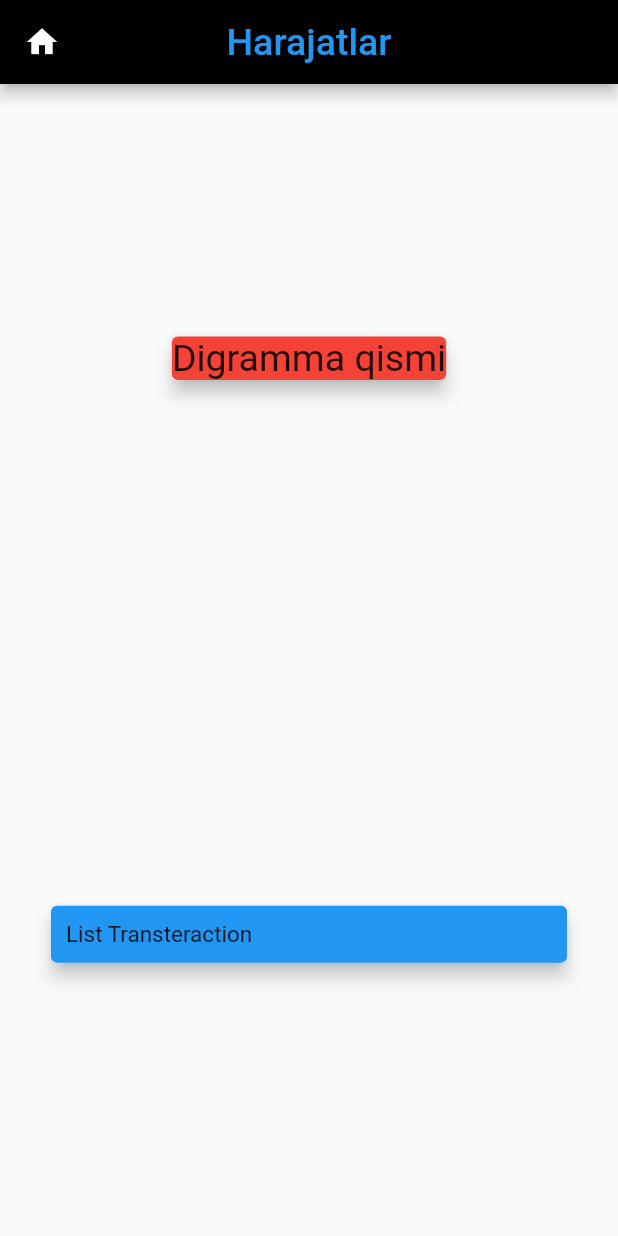
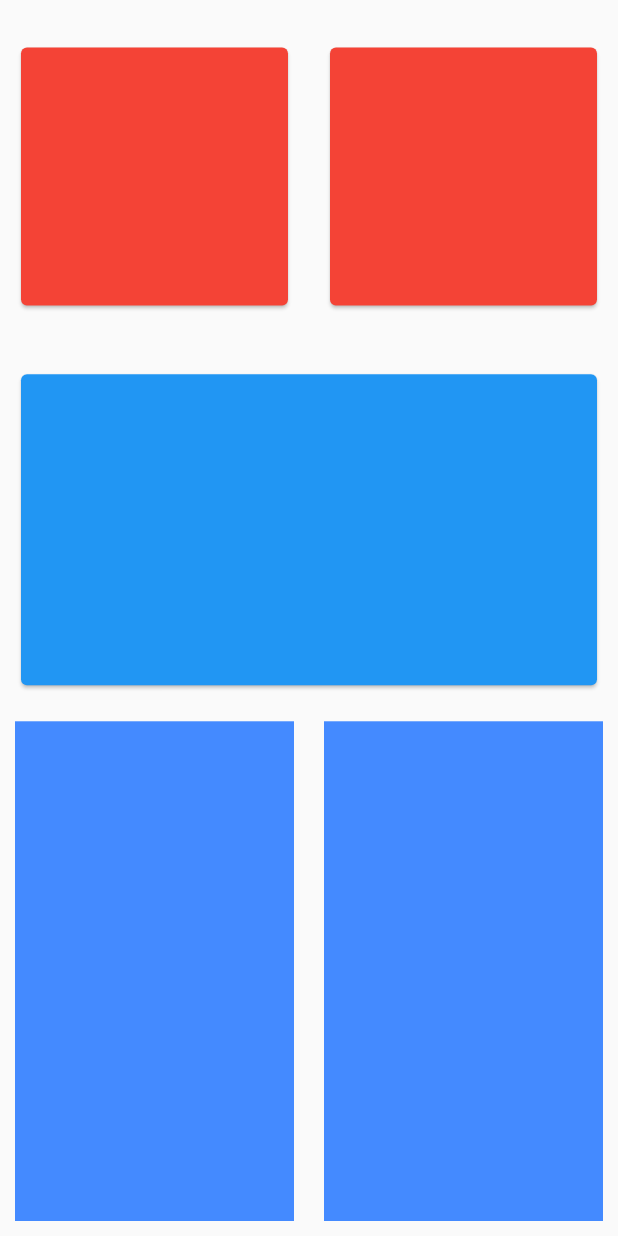
Before and after one commit to husanelmurodov05/expenses, a Flutter app: the screen it shows after launch, on a phone screen of 412 x 824 dp. Run offline on Flutter 3.47's test engine with Material 2 defaults, Android fonts, the phone set to English and light mode, and no system bars.

Commit message:
Colors,flutter

```diff
--- a/lib/main.dart
+++ b/lib/main.dart
@@ -1,69 +1,78 @@
-import 'package:flutter/cupertino.dart';
 import 'package:flutter/material.dart';
 
 void main(List<String> args) {
-  runApp(Expenses());
+  runApp(Color());
 }
 
-class Expenses extends StatefulWidget {
-  const Expenses({Key? key}) : super(key: key);
+class Color extends StatefulWidget {
+  const Color({Key? key}) : super(key: key);
 
   @override
-  State<Expenses> createState() => _ExpensesState();
+  State<Color> createState() => _ColorsState();
 }
 
-class _ExpensesState extends State<Expenses> {
+class _ColorsState extends State<Color> {
   @override
   Widget build(BuildContext context) {
     return MaterialApp(
         debugShowCheckedModeBanner: false,
         home: Scaffold(
-        appBar: AppBar(
-          backgroundColor: Colors.black,
-          centerTitle: true,
-          title: const Text("Harajatlar",
-              style: TextStyle(color: Colors.blue, fontSize: 25)),
-          leading: IconButton(
-            onPressed: () {},
-            icon: const Icon(
-              Icons.home,
-            ),
-            splashColor: Colors.blue,
+          body: Column(children: [
+            Expanded(
+              flex: 2,
+              child: Row(
+                children: [
+                  Expanded(
+                    child: Container(
+                      height: 180,
+                      margin: EdgeInsets.all(10),
+                      child: Card(
+                        color: Colors.red,
                       ),
                     ),
-        body: Column(
-          mainAxisAlignment: MainAxisAlignment.spaceAround,
-          crossAxisAlignment: CrossAxisAlignment.center,
-          children: [
-            const Card(
+                  ),
+                  Expanded(
+                    child: Container(
+                      height: 180,
                       margin: EdgeInsets.all(10),
-              color: Colors.red,
-              child: Text(
-                "Digramma qismi",
-                style: TextStyle(fontSize: 25),
-              ),
-              elevation: 5,
-            ),
-            Container(
-              margin: const EdgeInsets.all(20),
-              width: double.infinity,
-              padding: EdgeInsets.symmetric(horizontal: 10),
-              child: Card(
-                child: Container(
-                  width: double.infinity,
-                  margin: EdgeInsets.all(10),
-                  child: const Text(
-                    "List Transteraction ",
-                    style: TextStyle(fontSize: 15),
-                  ),
-                ),
-                elevation: 5,
-                color: Colors.blue,
+                      child: Card(color: Colors.red),
                     ),
                   ),
                 ],
               ),
             ),
-    );
+            Expanded(
+              flex: 2,
+              child: Container(
+                width: double.infinity,
+                margin: EdgeInsets.all(10),
+                child: const Card(
+                  color: Colors.blue,
+                ),
+              ),
+            ),
+            Expanded(
+                flex: 3,
+                child: Row(
+                  children: [
+                    Expanded(
+                      flex: 1,
+                      child: Container(
+                         color: Colors.blueAccent,
+                        margin: EdgeInsets.all(10),
+
+                      ),
+                    ),
+                    Expanded(
+                      flex: 1,
+                      child: Container(
+                        margin: EdgeInsets.all(10),
+                         color: Colors.blueAccent,
+                      ),
+                    ),
+                  ],
+                )),
+          ]),
+        ));
   }
 }
--- a/lib/transaction.dart
+++ /dev/null
@@ -1,7 +0,0 @@
-class Transaction{
-  String? id;
-  double? prince;
-  String? title;
-  DateTime? date;
-  Transaction(this.id,this.prince,this.title,this.date);
-}
```
Also changed, not shown: 1 other file. Lines whose indentation alone changed are shown as unchanged.
